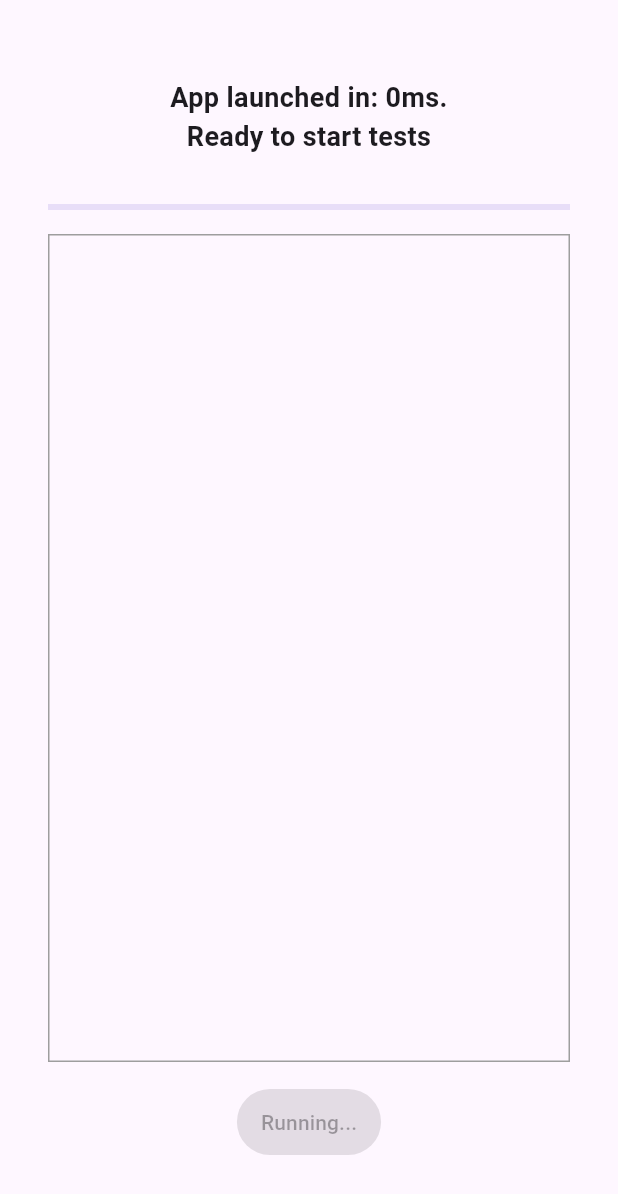
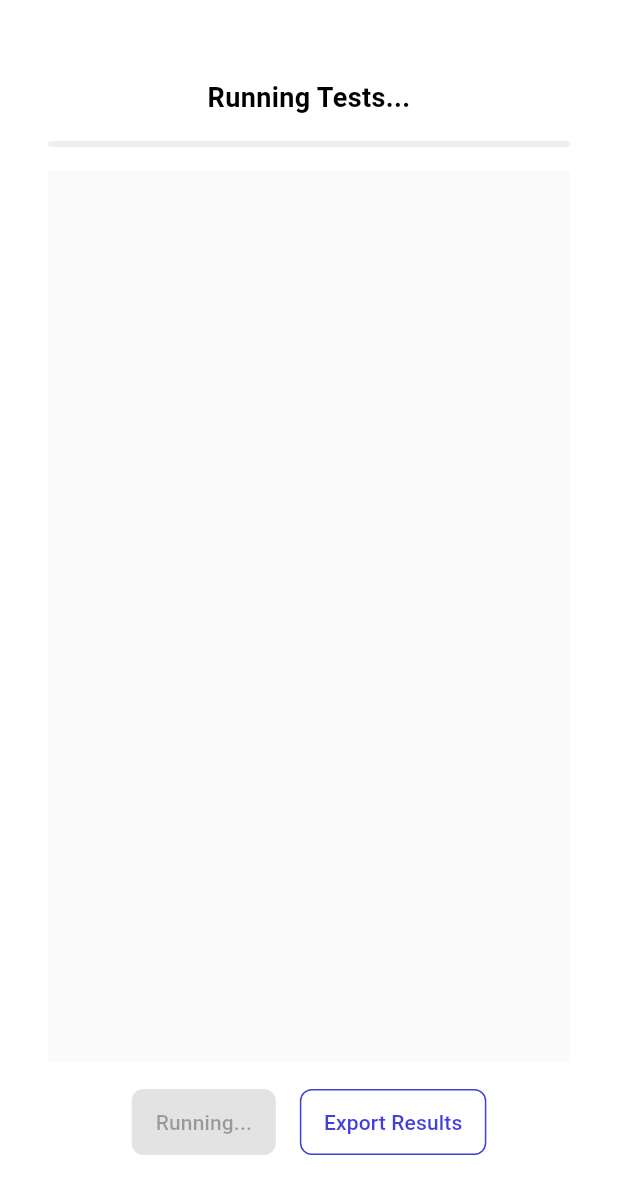
Before and after one commit to monoyo/MobileAppBenchamark, a Flutter app: the screen it shows after launch, after a tap on "Start Tests", on a phone screen of 412 x 824 dp. Shown: the top 1194 px of the screen. Run offline on Flutter 3.47's test engine with Material 3 defaults, Android fonts, the phone set to English and light mode, and no system bars; our stand-ins replace cached_network_image, flutter_cache_manager, geolocator.

Commit message:
Strict UI Standardization: Flutter Identical

```diff
--- a/lib/benchmark_suite.dart
+++ b/lib/benchmark_suite.dart
@@ -54,7 +54,7 @@ class _BenchmarkSuitePageState extends State<BenchmarkSuitePage> {
   void initState() {
     super.initState();
     _allTests = _testNames.length;
-    _currentInfo = 'App launched in: ${widget.appLaunchMs}ms.\nReady to start tests';
+    _currentInfo = 'Benchmark Suite';
   }
 
   Future<void> _initializeSession() async {
@@ -91,6 +91,7 @@ class _BenchmarkSuitePageState extends State<BenchmarkSuitePage> {
       _currentTestIndex = 0;
       _progress = 0.0;
       _averagesBlock = null;
+      _currentInfo = 'Running Tests...';
     });
 
     _suiteStartTime = DateTime.now().millisecondsSinceEpoch;
@@ -275,37 +276,56 @@ class _BenchmarkSuitePageState extends State<BenchmarkSuitePage> {
     final csvText = _buildCsvDisplayState();
 
     return Scaffold(
+      backgroundColor: Colors.white,
       body: Padding(
         padding: const EdgeInsets.symmetric(
           horizontal: 32.0,
           vertical: 52.0,
         ),
         child: Column(
-          crossAxisAlignment: CrossAxisAlignment.stretch,
           children: [
+            // Header
             Text(
-              _currentInfo.isNotEmpty ? _currentInfo : 'Ready',
+              _currentInfo.isNotEmpty ? _currentInfo : 'Benchmark Suite',
               textAlign: TextAlign.center,
-              style: const TextStyle(fontSize: 18, fontWeight: FontWeight.bold),
+              style: const TextStyle(
+                fontSize: 18,
+                fontWeight: FontWeight.bold,
+                color: Colors.black,
+              ),
             ),
             const SizedBox(height: 16),
 
-// Config Selector removed per user request
-            // We use fixed SampleConfig.medium
-            if (!_running)
-              const SizedBox(height: 16),
-
-            const SizedBox(height: 16),
-            LinearProgressIndicator(value: _running ? _progress : 0.0),
+            // Progress Bar
+            ClipRRect(
+              borderRadius: BorderRadius.circular(2),
+              child: LinearProgressIndicator(
+                value: _running ? _progress : 0.0,
+                minHeight: 4,
+                backgroundColor: const Color(0xFFEEEEEE),
+                valueColor: const AlwaysStoppedAnimation<Color>(Color(0xFF443FD8)),
+              ),
+            ),
             const SizedBox(height: 16),
 
+            // Results Area
             Expanded(
               child: Container(
-                decoration: BoxDecoration(border: Border.all(color: Colors.grey)),
+                width: double.infinity,
+                decoration: const BoxDecoration(
+                  color: Color(0xFFFAFAFA),
+                ),
                 child: SingleChildScrollView(
                   child: Padding(
                     padding: const EdgeInsets.all(8.0),
-                    child: SelectableText(csvText, style: const TextStyle(fontSize: 12, fontFamily: 'monospace')),
+                    child: Text(
+                      csvText,
+                      style: const TextStyle(
+                        fontSize: 14,
+                        fontFamily: 'monospace',
+                        color: Colors.black,
+                      )
+                    ),
                   ),
                 ),
               ),
@@ -313,6 +333,7 @@ class _BenchmarkSuitePageState extends State<BenchmarkSuitePage> {
 
             const SizedBox(height: 16),
 
+            // Buttons
             Row(
               mainAxisAlignment: MainAxisAlignment.center,
               children: [
@@ -320,14 +341,36 @@ class _BenchmarkSuitePageState extends State<BenchmarkSuitePage> {
                   onPressed: _running ? null : _startSuite,
                   child: Text(_running ? 'Running...' : 'Start Tests'),
                   style: ElevatedButton.styleFrom(
+                    backgroundColor: const Color(0xFF443FD8),
+                    foregroundColor: Colors.white,
+                    shape: RoundedRectangleBorder(
+                      borderRadius: BorderRadius.circular(8),
+                    ),
                     padding: const EdgeInsets.symmetric(horizontal: 16, vertical: 12),
-                    backgroundColor: const Color.fromARGB(255, 68, 63, 216),
-                    foregroundColor: Colors.white,
+                    elevation: 2,
                   )
                 ),
-                // Export button is now redundant as we save automatically,
-                // but we can keep it to show path or re-open folder (if feasible).
-                // Let's just show path in snackbar upon completion.
+                const SizedBox(width: 16),
+                OutlinedButton(
+                  onPressed: () {
+                     // Export is strict, but functionality is auto-save.
+                     // We show this mainly for visual parity.
+                     if (_sessionDir != null) {
+                        ScaffoldMessenger.of(context).showSnackBar(
+                           SnackBar(content: Text('Saved: ${_sessionDir!.path}'))
+                        );
+                     }
+                  },
+                  child: const Text('Export Results'),
+                  style: OutlinedButton.styleFrom(
+                    foregroundColor: const Color(0xFF443FD8),
+                    side: const BorderSide(color: Color(0xFF443FD8)),
+                    shape: RoundedRectangleBorder(
+                      borderRadius: BorderRadius.circular(8),
+                    ),
+                    padding: const EdgeInsets.symmetric(horizontal: 16, vertical: 12),
+                  )
+                ),
               ],
             ),
           ],
```
